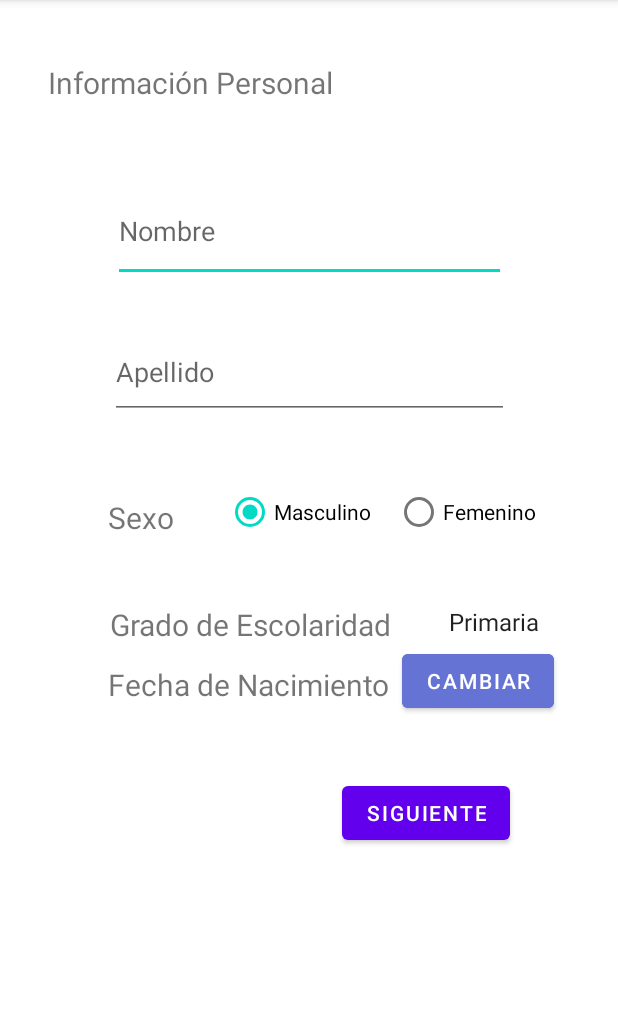
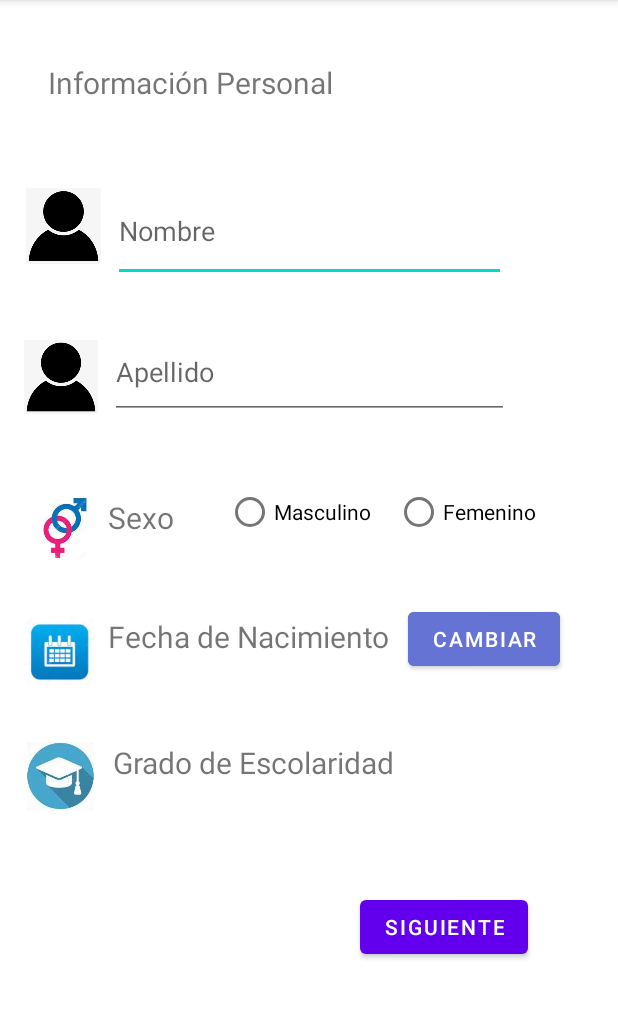
Before and after one commit to juangrestrepo/LasbCM20221-Gr10, an Android app: the screen it shows after launch (MainActivity), on a phone screen of 412 x 824 dp, the part 84-1103 px from its top. Run offline under Robolectric (Android 15) with nearby library versions, the phone set to English and light mode, and no system bars.

Commit message:
Vista horizontal de 1 Activity Imprime lo que el usuario escribe (1 Activity)

```diff
--- a/Lab1-UI/src/main/AndroidManifest.xml
+++ b/Lab1-UI/src/main/AndroidManifest.xml
@@ -9,7 +9,7 @@
         android:roundIcon="@mipmap/ic_launcher_round"
         android:supportsRtl="true"
         android:theme="@style/Theme.Labs20221Gr10"
-        android:configChanges="orientation|keyboardHidden"
+        android:configChanges="screenSize|keyboardHidden"
 
         >
         <activity
@@ -17,11 +17,11 @@
             android:exported="false"
             android:label="@string/title_activity_main2"
             android:theme="@style/Theme.Labs20221Gr10.NoActionBar"
-            android:configChanges="orientation|keyboardHidden|screenSize"/>
+            android:configChanges="keyboardHidden|screenSize"/>
         <activity
             android:name=".MainActivity"
             android:exported="true"
-            android:configChanges="orientation|keyboardHidden|screenSize">
+            android:configChanges="keyboardHidden|screenSize">
             <intent-filter>
                 <action android:name="android.intent.action.MAIN" />
 
--- a/Lab1-UI/src/main/java/co/edu/udea/compumovil/gr10/lab1/MainActivity.kt
+++ b/Lab1-UI/src/main/java/co/edu/udea/compumovil/gr10/lab1/MainActivity.kt
@@ -2,26 +2,23 @@ package co.edu.udea.compumovil.gr10.lab1
 
 import android.app.DatePickerDialog
 import android.content.Intent
-import android.content.res.Configuration
 import android.os.Bundle
+import android.util.Log
 import android.view.View
 import android.widget.*
 import androidx.appcompat.app.AppCompatActivity
+import org.w3c.dom.Text
 import java.text.SimpleDateFormat
 import java.util.*
 
 
 class MainActivity : AppCompatActivity() {
-    override fun onConfigurationChanged(newConfig: Configuration) {
-        super.onConfigurationChanged(newConfig)
-    }
     override fun onCreate(savedInstanceState: Bundle?) {
         super.onCreate(savedInstanceState)
         setContentView(R.layout.activity_main)
 
         // access the items of the list
         val languages = resources.getStringArray(R.array.Languages)
-
 
         // access the spinner
         val spinner = findViewById<Spinner>(R.id.spinner)
@@ -33,7 +30,7 @@ class MainActivity : AppCompatActivity() {
             spinner.onItemSelectedListener = object :
                 AdapterView.OnItemSelectedListener {
                 override fun onItemSelected(parent: AdapterView<*>,
-                                            view: View, position: Int, id: Long) {
+                                            view: View?, position: Int, id: Long) {
 
                 }
 
@@ -43,7 +40,7 @@ class MainActivity : AppCompatActivity() {
             }
         }
 
-        val textView: TextView  = findViewById(R.id.textViewDate)
+        val textView: TextView  = findViewById(R.id.txtFecha)
         val btn: Button = findViewById(R.id.btnCambiarFecha)
         textView.text = "Fecha de Nacimiento"
 
@@ -68,7 +65,30 @@ class MainActivity : AppCompatActivity() {
         }
     }
 
-    fun nextActivity(view: android.view.View) {
+    fun nextActivity(view: android.view.View?) {
+        val nombre = findViewById<TextView>(R.id.txtNombre)
+        val apellido = findViewById<TextView>(R.id.txtApellido)
+        val sexo_fem = findViewById<RadioButton>(R.id.radio_femenino)
+        val sexo_mas = findViewById<RadioButton>(R.id.radio_masculino)
+        val fecha = findViewById<TextView>(R.id.txtFecha)
+        val grado = findViewById<Spinner>(R.id.spinner)
+        var sexo = ""
+        if (sexo_fem.isChecked){
+            sexo = getString(R.string.m)
+        }else if (sexo_mas.isChecked){
+            sexo = getString(R.string.h)
+        }
+
+        Log.e("a",getString(R.string.info))
+        Log.e("a",nombre.text.toString()+" "+apellido.text.toString())
+        if(sexo != ""){
+            Log.e("a",sexo)
+        }
+        Log.e("a",getString(R.string.nacio)+" "+fecha.text.toString())
+        if(grado.selectedItem.toString() != ""){
+            Log.e("a", grado.selectedItem.toString())
+        }
+
         val intent = Intent(this, MainActivity2::class.java)
         //intent.putExtra("key", value)
         startActivity(intent)
--- a/Lab1-UI/src/main/res/layout-land/activity_main.xml
+++ b/Lab1-UI/src/main/res/layout-land/activity_main.xml
@@ -10,20 +10,20 @@
         android:id="@+id/spinner"
         android:layout_width="wrap_content"
         android:layout_height="wrap_content"
-        android:layout_alignBottom="@id/txtView"
-        app:layout_constraintStart_toEndOf="@+id/txtView"
-        app:layout_constraintTop_toTopOf="@+id/txtView"
+        android:layout_alignBottom="@id/txtGrado"
+        app:layout_constraintStart_toEndOf="@+id/txtGrado"
+        app:layout_constraintTop_toTopOf="@+id/txtGrado"
         tools:ignore="MissingConstraints" />
 
     <TextView
-        android:id="@+id/txtView"
+        android:id="@+id/txtGrado"
         android:layout_width="218dp"
         android:layout_height="23dp"
-        android:layout_marginTop="32dp"
+        android:layout_marginTop="120dp"
         android:text="@string/grado"
         android:textSize="20dp"
         app:layout_constraintEnd_toEndOf="parent"
-        app:layout_constraintHorizontal_bias="0.378"
+        app:layout_constraintHorizontal_bias="0.134"
         app:layout_constraintStart_toStartOf="parent"
         app:layout_constraintTop_toBottomOf="@+id/opciones_sexo"
         tools:ignore="MissingConstraints" />
@@ -33,7 +33,6 @@
         android:layout_width="wrap_content"
         android:layout_height="wrap_content"
         android:layout_marginStart="32dp"
-        android:layout_marginTop="41dp"
         android:layout_marginEnd="187dp"
         android:layout_marginBottom="32dp"
         android:text="@string/info"
@@ -47,57 +46,45 @@
         tools:text="@string/info" />
 
     <EditText
-        android:id="@+id/editTextTextPersonName2"
-        android:layout_width="262dp"
-        android:layout_height="68dp"
-        android:layout_marginStart="72dp"
-        android:layout_marginTop="51dp"
+        android:id="@+id/txtNombre"
+        android:layout_width="196dp"
+        android:layout_height="43dp"
+        android:layout_marginStart="32dp"
+        android:layout_marginTop="8dp"
         android:layout_marginEnd="130dp"
-        android:layout_marginBottom="31dp"
         android:ems="10"
         android:hint="@string/nom"
         android:inputType="textPersonName"
-        app:layout_constraintBottom_toTopOf="@+id/editTextTextPersonName4"
         app:layout_constraintEnd_toEndOf="parent"
-        app:layout_constraintHorizontal_bias="0.0"
+        app:layout_constraintHorizontal_bias="0.187"
         app:layout_constraintStart_toStartOf="parent"
         app:layout_constraintTop_toBottomOf="@+id/textView" />
 
     <EditText
-        android:id="@+id/editTextTextPersonName4"
-        android:layout_width="266dp"
-        android:layout_height="62dp"
+        android:id="@+id/txtApellido"
+        android:layout_width="210dp"
+        android:layout_height="48dp"
         android:ems="10"
         android:hint="@string/ape"
         android:inputType="textPersonName"
         app:layout_constraintEnd_toEndOf="parent"
-        app:layout_constraintHorizontal_bias="0.845"
+        app:layout_constraintHorizontal_bias="0.846"
         app:layout_constraintStart_toStartOf="parent"
-        tools:layout_editor_absoluteY="146dp" />
-
-    <TextView
-        android:id="@+id/textView2"
-        android:layout_width="wrap_content"
-        android:layout_height="wrap_content"
-        android:layout_marginStart="72dp"
-        android:layout_marginTop="4dp"
-        android:text="@string/sexo"
-        android:textSize="20sp"
-        app:layout_constraintStart_toStartOf="parent"
-        app:layout_constraintTop_toBottomOf="@+id/editTextTextPersonName4" />
+        app:layout_constraintTop_toTopOf="@+id/txtNombre" />
 
     <RadioGroup
         android:id="@+id/opciones_sexo"
         android:layout_width="220dp"
         android:layout_height="58dp"
         android:layout_marginStart="28dp"
-        android:layout_marginTop="33dp"
+        android:layout_marginTop="20dp"
         android:layout_marginEnd="48dp"
         android:gravity="center"
         android:orientation="horizontal"
         app:layout_constraintEnd_toEndOf="parent"
-        app:layout_constraintStart_toEndOf="@+id/textView2"
-        app:layout_constraintTop_toBottomOf="@+id/editTextTextPersonName4">
+        app:layout_constraintHorizontal_bias="0.058"
+        app:layout_constraintStart_toEndOf="@+id/txtSexo"
+        app:layout_constraintTop_toBottomOf="@+id/txtApellido">
 
         <RadioButton
             android:id="@+id/radio_masculino"
@@ -116,37 +103,88 @@
     </RadioGroup>
 
     <TextView
-        android:id="@+id/textViewDate"
+        android:id="@+id/txtSexo"
         android:layout_width="wrap_content"
         android:layout_height="wrap_content"
-        android:layout_marginStart="72dp"
-        android:layout_marginTop="120dp"
+        android:layout_marginStart="204dp"
+        android:layout_marginTop="32dp"
+        android:text="@string/sexo"
+        android:textSize="20sp"
+        app:layout_constraintStart_toStartOf="parent"
+        app:layout_constraintTop_toBottomOf="@+id/txtApellido" />
+
+    <TextView
+        android:id="@+id/txtFecha"
+        android:layout_width="wrap_content"
+        android:layout_height="wrap_content"
+        android:layout_marginStart="224dp"
+        android:layout_marginTop="60dp"
         android:text="@string/naci"
         android:textSize="20sp"
         app:layout_constraintStart_toStartOf="parent"
-        app:layout_constraintTop_toBottomOf="@+id/textView2" />
-
-    <Button
-        android:id="@+id/button"
-        android:layout_width="wrap_content"
-        android:layout_height="wrap_content"
-        android:layout_marginEnd="44dp"
-        android:onClick="nextActivity"
-        android:text="@string/siguiente"
-        app:layout_constraintEnd_toEndOf="parent"
-        tools:layout_editor_absoluteY="454dp" />
+        app:layout_constraintTop_toBottomOf="@+id/txtSexo" />
 
     <Button
         android:id="@+id/btnCambiarFecha"
         android:layout_width="wrap_content"
         android:layout_height="wrap_content"
-        android:layout_marginStart="28dp"
-        android:layout_marginBottom="52dp"
+        android:layout_marginStart="48dp"
         android:backgroundTint="#6573D5"
         android:text="@string/cambiar"
         app:iconTint="#C52525"
-        app:layout_constraintBottom_toTopOf="@+id/button"
-        app:layout_constraintStart_toEndOf="@+id/textViewDate" />
+        app:layout_constraintStart_toEndOf="@+id/txtFecha"
+        app:layout_constraintTop_toTopOf="@+id/txtFecha" />
+
+    <Button
+        android:id="@+id/button"
+        android:layout_width="0dp"
+        android:layout_height="55dp"
+        android:layout_marginEnd="52dp"
+        android:layout_marginBottom="35dp"
+        android:onClick="nextActivity"
+        android:text="@string/siguiente"
+        app:layout_constraintBottom_toBottomOf="parent"
+        app:layout_constraintEnd_toEndOf="parent" />
+
+    <ImageView
+        android:id="@+id/imageView9"
+        android:layout_width="52dp"
+        android:layout_height="51dp"
+        app:layout_constraintEnd_toStartOf="@+id/txtNombre"
+        app:layout_constraintTop_toTopOf="@+id/txtNombre"
+        app:srcCompat="@drawable/persona" />
+
+    <ImageView
+        android:id="@+id/imageView10"
+        android:layout_width="46dp"
+        android:layout_height="55dp"
+        app:layout_constraintEnd_toStartOf="@+id/txtApellido"
+        app:srcCompat="@drawable/persona"
+        tools:layout_editor_absoluteY="35dp" />
+
+    <ImageView
+        android:id="@+id/imageView11"
+        android:layout_width="41dp"
+        android:layout_height="54dp"
+        app:layout_constraintEnd_toStartOf="@+id/txtSexo"
+        app:layout_constraintTop_toTopOf="@+id/txtSexo"
+        app:srcCompat="@drawable/sexo" />
+
+    <ImageView
+        android:id="@+id/imageView12"
+        android:layout_width="47dp"
+        android:layout_height="45dp"
+        app:layout_constraintEnd_toStartOf="@+id/txtFecha"
+        app:layout_constraintTop_toTopOf="@+id/txtFecha"
+        app:srcCompat="@drawable/calendario" />
+
+    <ImageView
+        android:id="@+id/imageView13"
+        android:layout_width="39dp"
+        android:layout_height="38dp"
+        app:layout_constraintEnd_toStartOf="@+id/txtGrado"
+        app:layout_constraintTop_toTopOf="@+id/txtGrado"
+        app:srcCompat="@drawable/graduacion" />
 
     <!--
     <DatePicker
--- a/Lab1-UI/src/main/res/layout/activity_main.xml
+++ b/Lab1-UI/src/main/res/layout/activity_main.xml
@@ -10,20 +10,20 @@
         android:id="@+id/spinner"
         android:layout_width="wrap_content"
         android:layout_height="wrap_content"
-        android:layout_alignBottom="@id/txtView"
-        app:layout_constraintStart_toEndOf="@+id/txtView"
-        app:layout_constraintTop_toTopOf="@+id/txtView"
+        android:layout_alignBottom="@id/txtGrado"
+        app:layout_constraintStart_toEndOf="@+id/txtGrado"
+        app:layout_constraintTop_toTopOf="@+id/txtGrado"
         tools:ignore="MissingConstraints" />
 
     <TextView
-        android:id="@+id/txtView"
+        android:id="@+id/txtGrado"
         android:layout_width="218dp"
         android:layout_height="23dp"
-        android:layout_marginTop="32dp"
+        android:layout_marginTop="124dp"
         android:text="@string/grado"
         android:textSize="20dp"
         app:layout_constraintEnd_toEndOf="parent"
-        app:layout_constraintHorizontal_bias="0.378"
+        app:layout_constraintHorizontal_bias="0.388"
         app:layout_constraintStart_toStartOf="parent"
         app:layout_constraintTop_toBottomOf="@+id/opciones_sexo"
         tools:ignore="MissingConstraints" />
@@ -47,7 +47,7 @@
         tools:text="@string/info" />
 
     <EditText
-        android:id="@+id/editTextTextPersonName2"
+        android:id="@+id/txtNombre"
         android:layout_width="262dp"
         android:layout_height="68dp"
         android:layout_marginTop="51dp"
@@ -55,13 +55,13 @@
         android:ems="10"
         android:hint="@string/nom"
         android:inputType="textPersonName"
-        app:layout_constraintBottom_toTopOf="@+id/editTextTextPersonName4"
+        app:layout_constraintBottom_toTopOf="@+id/txtApellido"
         app:layout_constraintEnd_toEndOf="parent"
         app:layout_constraintStart_toStartOf="parent"
         app:layout_constraintTop_toBottomOf="@+id/textView" />
 
     <EditText
-        android:id="@+id/editTextTextPersonName4"
+        android:id="@+id/txtApellido"
         android:layout_width="266dp"
         android:layout_height="62dp"
         android:layout_marginTop="29dp"
@@ -70,10 +70,10 @@
         android:inputType="textPersonName"
         app:layout_constraintEnd_toEndOf="parent"
         app:layout_constraintStart_toStartOf="parent"
-        app:layout_constraintTop_toBottomOf="@+id/editTextTextPersonName2" />
+        app:layout_constraintTop_toBottomOf="@+id/txtNombre" />
 
     <TextView
-        android:id="@+id/textView2"
+        android:id="@+id/txtSexo"
         android:layout_width="wrap_content"
         android:layout_height="wrap_content"
         android:layout_marginStart="72dp"
@@ -81,7 +81,7 @@
         android:text="@string/sexo"
         android:textSize="20sp"
         app:layout_constraintStart_toStartOf="parent"
-        app:layout_constraintTop_toBottomOf="@+id/editTextTextPersonName4" />
+        app:layout_constraintTop_toBottomOf="@+id/txtApellido" />
 
     <RadioGroup
         android:id="@+id/opciones_sexo"
@@ -93,15 +93,15 @@
         android:gravity="center"
         android:orientation="horizontal"
         app:layout_constraintEnd_toEndOf="parent"
-        app:layout_constraintStart_toEndOf="@+id/textView2"
-        app:layout_constraintTop_toBottomOf="@+id/editTextTextPersonName4">
+        app:layout_constraintStart_toEndOf="@+id/txtSexo"
+        app:layout_constraintTop_toBottomOf="@+id/txtApellido">
 
         <RadioButton
             android:id="@+id/radio_masculino"
             android:layout_width="wrap_content"
             android:layout_height="wrap_content"
             android:layout_marginRight="16dp"
-            android:checked="true"
+            android:checked="false"
             android:text="Masculino" />
 
         <RadioButton
@@ -112,39 +112,85 @@
             android:text="Femenino" />
     </RadioGroup>
 
-    <TextView
-        android:id="@+id/textViewDate"
-        android:layout_width="wrap_content"
-        android:layout_height="wrap_content"
-        android:layout_marginStart="72dp"
-        android:layout_marginTop="84dp"
-        android:text="@string/naci"
-        android:textSize="20sp"
-        app:layout_constraintStart_toStartOf="parent"
-        app:layout_constraintTop_toBottomOf="@+id/textView2" />
-
     <Button
         android:id="@+id/button"
         android:layout_width="wrap_content"
         android:layout_height="wrap_content"
-        android:layout_marginTop="48dp"
-        android:layout_marginEnd="72dp"
+        android:layout_marginTop="156dp"
+        android:layout_marginEnd="60dp"
         android:onClick="nextActivity"
         android:text="@string/siguiente"
         app:layout_constraintEnd_toEndOf="parent"
-        app:layout_constraintTop_toBottomOf="@+id/textViewDate" />
+        app:layout_constraintTop_toBottomOf="@+id/txtFecha" />
 
     <Button
         android:id="@+id/btnCambiarFecha"
         android:layout_width="wrap_content"
         android:layout_height="wrap_content"
-        android:layout_marginStart="8dp"
-        android:layout_marginBottom="40dp"
+        android:layout_marginStart="12dp"
+        android:layout_marginBottom="144dp"
         android:backgroundTint="#6573D5"
         android:text="@string/cambiar"
         app:iconTint="#C52525"
         app:layout_constraintBottom_toTopOf="@+id/button"
-        app:layout_constraintStart_toEndOf="@+id/textViewDate" />
+        app:layout_constraintStart_toEndOf="@+id/txtFecha" />
+
+    <ImageView
+        android:id="@+id/imageView7"
+        android:layout_width="57dp"
+        android:layout_height="48dp"
+        android:layout_marginEnd="4dp"
+        app:layout_constraintEnd_toStartOf="@+id/txtFecha"
+        app:layout_constraintTop_toTopOf="@+id/txtFecha"
+        app:srcCompat="@drawable/calendario" />
+
+    <TextView
+        android:id="@+id/txtFecha"
+        android:layout_width="wrap_content"
+        android:layout_height="wrap_content"
+        android:layout_marginStart="72dp"
+        android:layout_marginTop="52dp"
+        android:text="@string/naci"
+        android:textSize="20sp"
+        app:layout_constraintStart_toStartOf="parent"
+        app:layout_constraintTop_toBottomOf="@+id/txtSexo" />
+
+    <ImageView
+        android:id="@+id/imageView4"
+        android:layout_width="50dp"
+        android:layout_height="61dp"
+        android:layout_marginEnd="8dp"
+        app:layout_constraintEnd_toStartOf="@+id/txtNombre"
+        app:layout_constraintTop_toTopOf="@+id/txtNombre"
+        app:srcCompat="@drawable/persona" />
+
+    <ImageView
+        android:id="@+id/imageView5"
+        android:layout_width="49dp"
+        android:layout_height="56dp"
+        android:layout_marginTop="6dp"
+        android:layout_marginEnd="8dp"
+        app:layout_constraintEnd_toStartOf="@+id/txtApellido"
+        app:layout_constraintTop_toTopOf="@+id/txtApellido"
+        app:srcCompat="@drawable/persona" />
+
+    <ImageView
+        android:id="@+id/imageView6"
+        android:layout_width="41dp"
+        android:layout_height="41dp"
+        android:layout_marginEnd="8dp"
+        app:layout_constraintEnd_toStartOf="@+id/txtSexo"
+        app:layout_constraintTop_toTopOf="@+id/txtSexo"
+        app:srcCompat="@drawable/sexo" />
+
+    <ImageView
+        android:id="@+id/imageView8"
+        android:layout_width="46dp"
+        android:layout_height="46dp"
+        android:layout_marginEnd="12dp"
+        app:layout_constraintEnd_toStartOf="@+id/txtGrado"
+        app:layout_constraintTop_toTopOf="@+id/txtGrado"
+        app:srcCompat="@drawable/graduacion" />
 
     <!--
     <DatePicker
--- a/Lab1-UI/src/main/res/values/strings.xml
+++ b/Lab1-UI/src/main/res/values/strings.xml
@@ -10,10 +10,12 @@
     <string name="grado">Grado de Escolaridad</string>
     <string name="siguiente">Siguiente</string>
     <string name="cambiar">Cambiar</string>
+    <string name="nacio">Nació en</string>
 
     <string name="selected_item">Selected item:</string>
 
     <string-array name="Languages">
+        <item></item>
         <item>Primaria</item>
         <item>Secundaria</item>
         <item>Universitaria</item>
```
